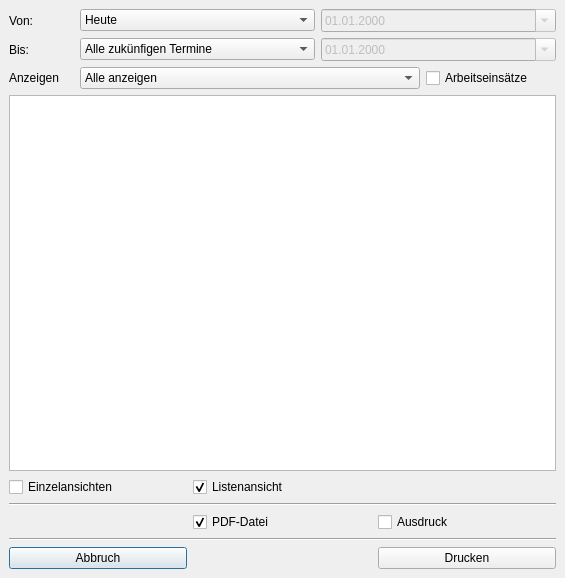
Old version of the form Programm/exportgesamt.ui in the repository philjosch/Einsatzplaner.
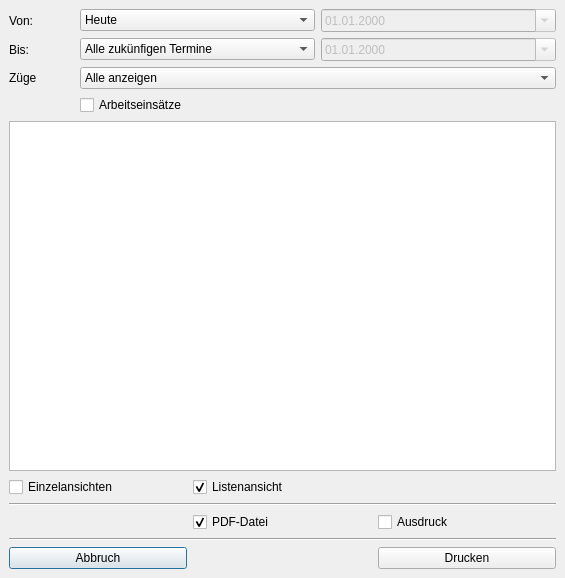
New version of the form.

Diff of the .ui file:
```diff
--- a/Programm/exportgesamt.ui
+++ b/Programm/exportgesamt.ui
@@ -174,7 +174,7 @@
     </layout>
    </item>
    <item row="1" column="0">
-    <layout class="QGridLayout" name="gridLayout_2" rowstretch="0,1" columnstretch="0,1,0" columnminimumwidth="65,0,130">
+    <layout class="QGridLayout" name="gridLayout_2" rowstretch="0,1,0" columnstretch="0,1,0" columnminimumwidth="65,0,130">
      <property name="leftMargin">
       <number>0</number>
      </property>
@@ -190,14 +190,21 @@
      <property name="spacing">
       <number>6</number>
      </property>
+     <item row="2" column="0" colspan="3">
+      <widget class="QListWidget" name="listAnzeige">
+       <property name="selectionMode">
+        <enum>QAbstractItemView::MultiSelection</enum>
+       </property>
+      </widget>
+     </item>
      <item row="0" column="0">
       <widget class="QLabel" name="label_3">
        <property name="text">
-        <string>Anzeigen</string>
+        <string>Züge</string>
        </property>
       </widget>
      </item>
-     <item row="0" column="1">
+     <item row="0" column="1" colspan="2">
       <widget class="QComboBox" name="comboFahrtag">
        <property name="currentIndex">
         <number>8</number>
@@ -254,20 +261,13 @@
        </item>
       </widget>
      </item>
-     <item row="0" column="2">
+     <item row="1" column="1" colspan="2">
       <widget class="QCheckBox" name="checkActivity">
        <property name="text">
         <string>Arbeitseinsätze</string>
        </property>
       </widget>
      </item>
-     <item row="1" column="0" colspan="3">
-      <widget class="QListWidget" name="listAnzeige">
-       <property name="selectionMode">
-        <enum>QAbstractItemView::MultiSelection</enum>
-       </property>
-      </widget>
-     </item>
     </layout>
    </item>
    <item row="2" column="0">
```
